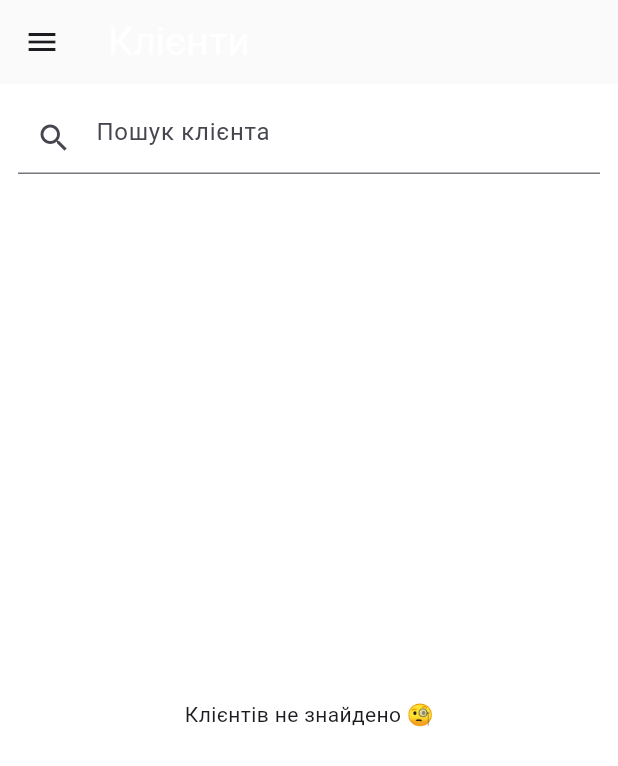
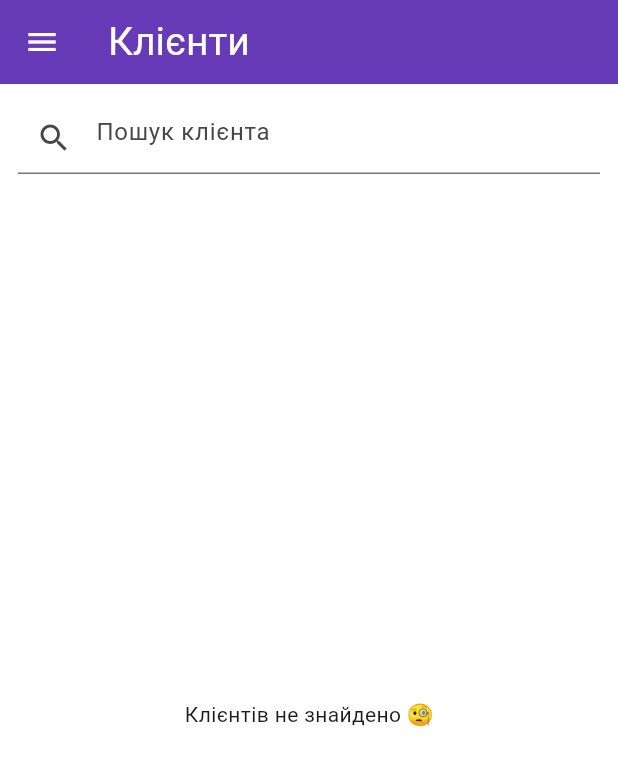
Before and after one commit to Sergey-Kudashev/crm_app, a Flutter app: the ClientsListScreen screen opened by its route, on a phone screen of 412 x 824 dp. Shown: the top 766 px of the screen. Run offline on Flutter 3.47's test engine with Material 3 defaults, Android fonts, the phone set to English and light mode, and no system bars; our stand-ins replace cloud_firestore, firebase_auth, firebase_core, image_picker, lucide_icons, photo_view and 2 more; missing offline and left inert: firebase_app_check; accounts and stored records are empty; statements that could not run were skipped.

Commit message:
redesign most screens

```diff
--- a/lib/screens/clients_list_screen.dart
+++ b/lib/screens/clients_list_screen.dart
@@ -37,6 +37,8 @@ class _ClientsListScreenState extends State<ClientsListScreen> {
     return Scaffold(
       backgroundColor: const Color.fromARGB(255, 255, 255, 255),
       appBar: AppBar(
+        backgroundColor: Colors.deepPurple,
+        iconTheme: const IconThemeData(color: Colors.white),
         title: const Text(
           'Клієнти',
           style: TextStyle(
@@ -45,7 +47,6 @@ class _ClientsListScreenState extends State<ClientsListScreen> {
             fontWeight: FontWeight.normal,
           ),
         ),
-        backgroundColor: Colors.grey.shade50,
       ),
       drawer: const AppDrawer(currentRoute: AppRoutes.clients),
       body: Column(
--- a/lib/screens/today_screen.dart
+++ b/lib/screens/today_screen.dart
@@ -144,6 +144,7 @@ class _TodayScreenState extends State<TodayScreen> {
       backgroundColor: Colors.transparent,
       appBar: AppBar(
         backgroundColor: Colors.deepPurple,
+        iconTheme: const IconThemeData(color: Colors.white),
         title: Row(
           mainAxisAlignment: MainAxisAlignment.spaceBetween,
           children: [
```
Also changed, not shown: lib/screens/calendar_screen.dart (+10 -2 lines).
